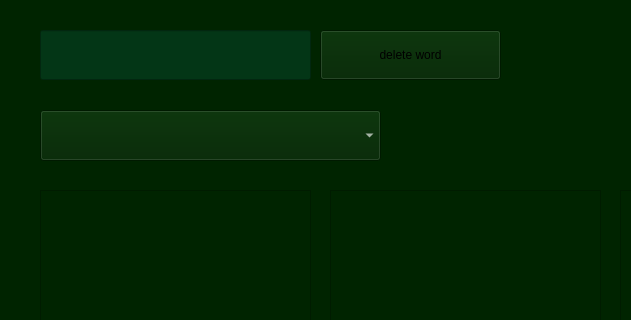
The window that WindowsGraphics/MyWordlistsWindow.ui (Skripkon/App-for-learning-English-LANGOD) describes before a commit, drawn with Qt 5; both pictures show x 0 to 631 and y 0 to 320 of the 1200 by 800 pixel window.
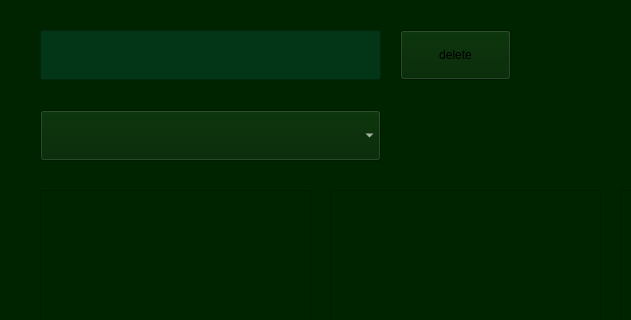
The same window after the commit.

```diff
--- a/WindowsGraphics/MyWordlistsWindow.ui
+++ b/WindowsGraphics/MyWordlistsWindow.ui
@@ -42,7 +42,7 @@
     <rect>
      <x>40</x>
      <y>30</y>
-     <width>271</width>
+     <width>341</width>
      <height>50</height>
     </rect>
    </property>
@@ -103,9 +103,9 @@
   <widget class="QPushButton" name="delete_word_button">
    <property name="geometry">
     <rect>
-     <x>320</x>
+     <x>400</x>
      <y>30</y>
-     <width>181</width>
+     <width>111</width>
      <height>50</height>
     </rect>
    </property>
@@ -117,7 +117,7 @@
 </string>
    </property>
    <property name="text">
-    <string>delete word</string>
+    <string>delete</string>
    </property>
   </widget>
   <widget class="QTextEdit" name="word2_text">
```
